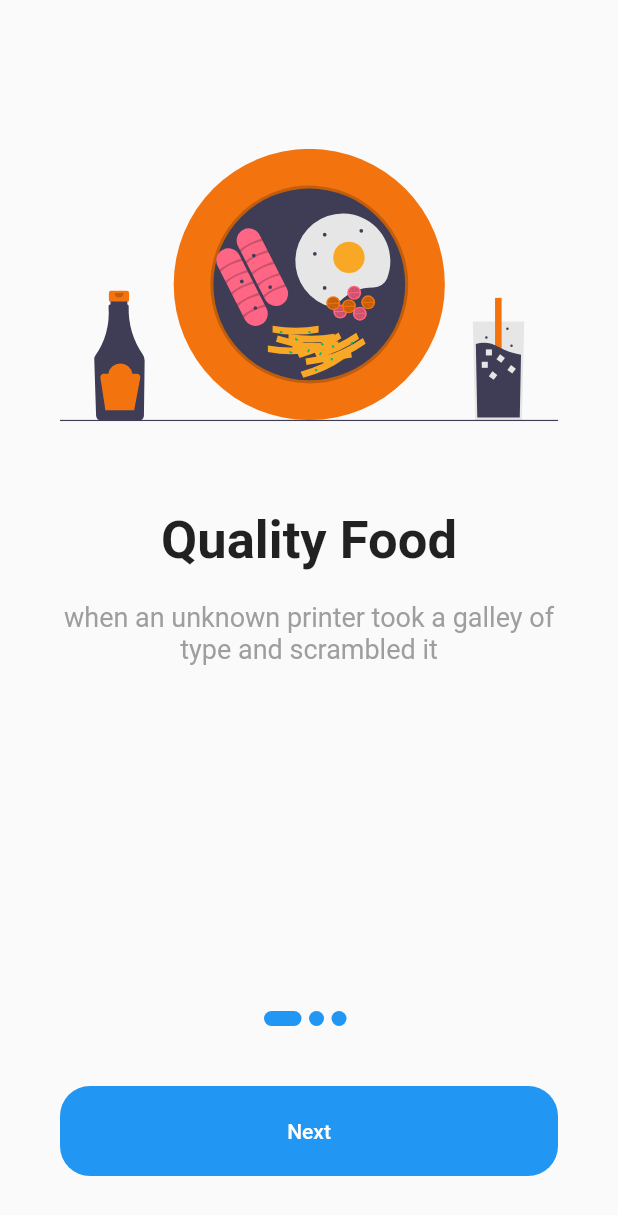
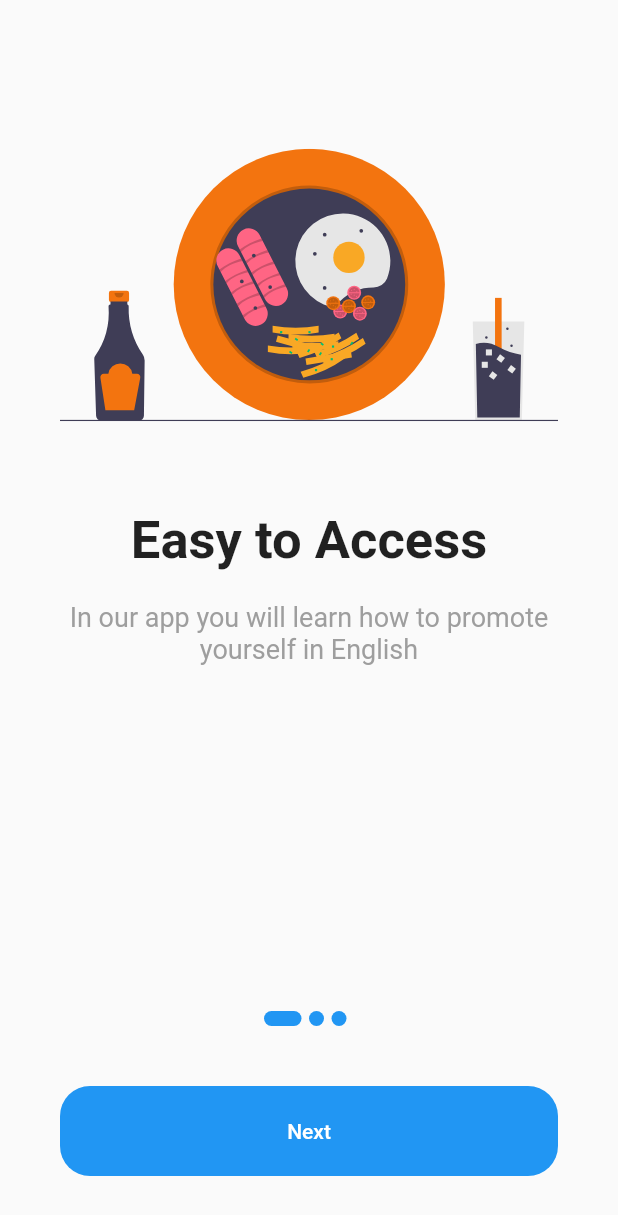
Before and after one commit to nducthien/BB-Learn-English, a Flutter app: the screen it shows after launch, on a phone screen of 412 x 824 dp. Shown: the top 1215 px of the screen. Run offline on Flutter 3.47's test engine with Material 2 defaults, Android fonts, the phone set to English and light mode, and no system bars; our stand-ins replace audioplayers, flutter_svg; missing offline and left inert: flutter_share.

```diff
--- a/lib/models/content.dart
+++ b/lib/models/content.dart
@@ -8,18 +8,18 @@ class ContentBoarding {
 
 List<ContentBoarding> contents = [
   ContentBoarding(
-      title: 'Quality Food',
+      title: 'Easy to Access',
       image: 'assets/quality.svg',
-      description: "when an unknown printer took a galley of type and scrambled it "
+      description: "In our app you will learn how to promote yourself in English"
   ),
   ContentBoarding(
-      title: 'Fast Delevery',
-      image: 'assets/delevery.svg',
-      description: "industry's standard dummy text ever since the 1500s"
+      title: 'Easy to Search',
+      image: 'assets/delivery.svg',
+      description: "You learn how to start a conversation to identify yourself, what questions to ask, and how to determine the flow of speech."
   ),
   ContentBoarding(
-      title: 'Reward surprises',
+      title: 'Easy to Manage',
       image: 'assets/reward.svg',
-      description: "simply dummy text of the printing and typesetting industry. Lorem Ipsum has been the "
+      description: "It is very important to learn English at least enough to introduce yourself"
   ),
 ];
--- a/lib/widgets/app_bar_detail_audio.dart
+++ b/lib/widgets/app_bar_detail_audio.dart
@@ -1,4 +1,5 @@
 import 'package:flutter/material.dart';
+import 'package:flutter_share/flutter_share.dart';
 
 import '../untils/custom_dialog_box.dart';
 import '../pages/detail_audio_page.dart';
@@ -55,7 +56,7 @@ class _AppBarDetailState extends State<AppBarDetail> {
                   } else if (value == 1) {
                     print("Click to: " + value.toString());
                   } else if (value == 2) {
-                    print("Click to: " + value.toString());
+                    share('https://flutter.dev/', 'This is demo share in flutter');
                   }
                 });
               },
@@ -105,3 +106,11 @@ class _AppBarDetailState extends State<AppBarDetail> {
     );
   }
 }
+
+Future<void> share(dynamic link, String title) async {
+  await FlutterShare.share(
+      title: 'BB Learn English',
+      text: title,
+      linkUrl: link,
+      chooserTitle: 'Where you want to share');
+}
```
Also changed, not shown: assets/delivery.svg (renamed from assets/delevery.svg).
